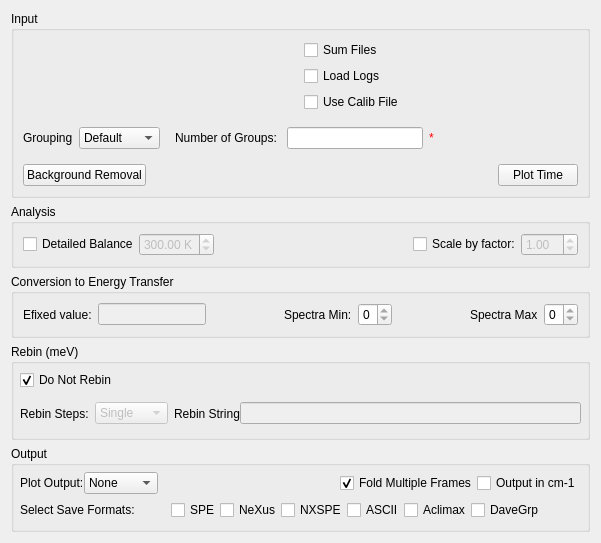
Above: Code/Mantid/MantidQt/CustomInterfaces/inc/MantidQtCustomInterfaces/Indirect/IndirectConvertToEnergy.ui from mantidproject/mantid before the change. Below: the same form after it.
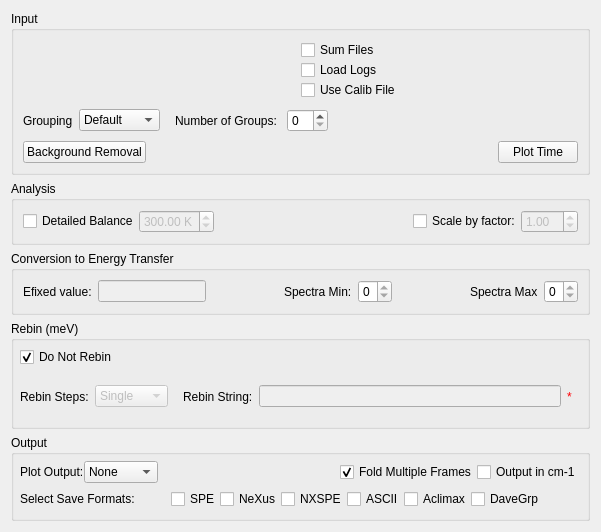
That is the form after the change. The open tabs and pages were chosen to show the change. Custom widgets are drawn as their Qt base class.

Commit message:
Improve validation on IDR ET
Refs #10960

The edit to the form file:
```diff
--- a/Code/Mantid/MantidQt/CustomInterfaces/inc/MantidQtCustomInterfaces/Indirect/IndirectConvertToEnergy.ui
+++ b/Code/Mantid/MantidQt/CustomInterfaces/inc/MantidQtCustomInterfaces/Indirect/IndirectConvertToEnergy.ui
@@ -23,23 +23,10 @@
       <property name="spacing">
        <number>0</number>
       </property>
-      <property name="margin">
-       <number>0</number>
-      </property>
       <item>
-       <widget class="QStackedWidget" name="swInputFiles">
-        <property name="lineWidth">
-         <number>0</number>
-        </property>
-        <property name="currentIndex">
-         <number>0</number>
-        </property>
-        <widget class="QWidget" name="page_4">
-         <layout class="QVBoxLayout" name="verticalLayout_9">
+       <layout class="QHBoxLayout" name="loInput">
           <item>
-           <layout class="QHBoxLayout" name="horizontalLayout_15">
-            <item>
-             <layout class="QVBoxLayout" name="verticalLayout_6">
+         <layout class="QVBoxLayout" name="loInputSources">
               <item>
                <widget class="MantidQt::MantidWidgets::MWRunFiles" name="dsRunFiles" native="true">
                 <property name="sizePolicy">
@@ -84,7 +71,7 @@
              </layout>
             </item>
             <item>
-             <layout class="QVBoxLayout" name="verticalLayout_8">
+         <layout class="QVBoxLayout" name="loInputOptions">
               <item>
                <widget class="QCheckBox" name="ckSumFiles">
                 <property name="toolTip">
@@ -117,7 +104,7 @@
            </layout>
           </item>
           <item>
-           <layout class="QHBoxLayout" name="horizontalLayout_10">
+       <layout class="QHBoxLayout" name="loGroupingOptions">
             <property name="spacing">
              <number>6</number>
             </property>
@@ -224,24 +211,10 @@
                  </widget>
                 </item>
                 <item>
-                 <widget class="QLineEdit" name="leNoGroups">
-                  <property name="toolTip">
-                   <string>Desired number of groups.</string>
-                  </property>
-                 </widget>
+             <widget class="QSpinBox" name="spNumberGroups"/>
                 </item>
                 <item>
-                 <widget class="QLabel" name="valNoGroups">
-                  <property name="styleSheet">
-                   <string notr="true">color: rgb(255, 0, 4)</string>
-                  </property>
-                  <property name="text">
-                   <string>*</string>
-                  </property>
-                 </widget>
-                </item>
-                <item>
-                 <spacer name="horizontalSpacer_32">
+             <spacer name="horizontalSpacer_5">
                   <property name="orientation">
                    <enum>Qt::Horizontal</enum>
                   </property>
@@ -261,7 +234,7 @@
            </layout>
           </item>
           <item>
-           <layout class="QHBoxLayout" name="horizontalLayout_11">
+       <layout class="QHBoxLayout" name="loInputActionButtons">
             <item>
              <widget class="QPushButton" name="pbBackgroundRemoval">
               <property name="toolTip">
@@ -273,7 +246,7 @@
              </widget>
             </item>
             <item>
-             <spacer name="horizontalSpacer_11">
+         <spacer name="horizontalSpacer_4">
               <property name="orientation">
                <enum>Qt::Horizontal</enum>
               </property>
@@ -299,10 +272,6 @@
           </item>
          </layout>
         </widget>
-       </widget>
-      </item>
-     </layout>
-    </widget>
    </item>
    <item>
     <widget class="QGroupBox" name="gbAnalysis">
@@ -350,7 +319,7 @@
        </widget>
       </item>
       <item row="0" column="2">
-       <spacer name="horizontalSpacer_10">
+       <spacer name="horizontalSpacer_0">
         <property name="orientation">
          <enum>Qt::Horizontal</enum>
         </property>
@@ -411,7 +380,7 @@
        </widget>
       </item>
       <item>
-       <spacer name="horizontalSpacer_2">
+       <spacer name="horizontalSpacer_1">
         <property name="orientation">
          <enum>Qt::Horizontal</enum>
         </property>
@@ -438,7 +407,7 @@
        </widget>
       </item>
       <item>
-       <spacer name="horizontalSpacer_4">
+       <spacer name="horizontalSpacer_2">
         <property name="orientation">
          <enum>Qt::Horizontal</enum>
         </property>
@@ -685,18 +654,12 @@
             </item>
            </layout>
           </widget>
-          <widget class="QWidget" name="page_18">
-           <layout class="QHBoxLayout" name="horizontalLayout_28">
-            <property name="spacing">
-             <number>0</number>
-            </property>
-            <property name="margin">
-             <number>0</number>
-            </property>
+          <widget class="QWidget" name="pgMultipleRebin">
+           <layout class="QHBoxLayout" name="horizontalLayout_2">
             <item>
              <widget class="QLabel" name="lbRebinString">
               <property name="text">
-               <string>Rebin String</string>
+               <string>Rebin String:</string>
               </property>
              </widget>
             </item>
@@ -707,6 +670,16 @@
               </property>
              </widget>
             </item>
+            <item>
+             <widget class="QLabel" name="valRebinString">
+              <property name="styleSheet">
+               <string notr="true">color: rgb(255, 0, 4)</string>
+              </property>
+              <property name="text">
+               <string>*</string>
+              </property>
+             </widget>
+            </item>
            </layout>
           </widget>
          </widget>
@@ -808,7 +781,7 @@
          </widget>
         </item>
         <item>
-         <spacer name="horizontalSpacer_15">
+         <spacer name="horizontalSpacer_10">
           <property name="orientation">
            <enum>Qt::Horizontal</enum>
           </property>
```
Left out of the diff: 27 changed lines with no effect on the pictures. Lines whose indentation alone changed are shown as unchanged. The commit also changes 2 other files.
